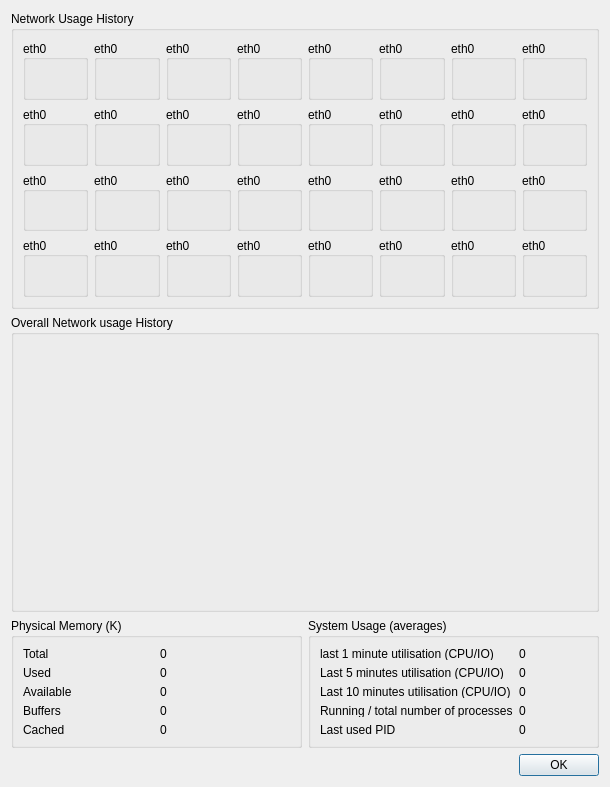
Old version of the form ui/networkinformation.ui in the repository inspectC/linux-process-explorer.
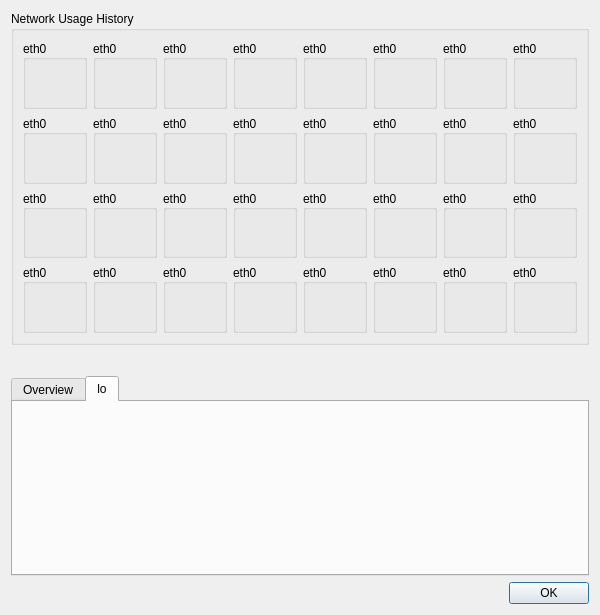
New version of the form. Custom widgets are drawn as their Qt base class.

Commit message: Intermediate check-in

Patch:
```diff
--- a/ui/networkinformation.ui
+++ b/ui/networkinformation.ui
@@ -6,8 +6,8 @@
    <rect>
     <x>0</x>
     <y>0</y>
-    <width>610</width>
-    <height>787</height>
+    <width>600</width>
+    <height>615</height>
    </rect>
   </property>
   <property name="sizePolicy">
@@ -19,9 +19,15 @@
   <property name="windowTitle">
    <string>System Information</string>
   </property>
-  <layout class="QVBoxLayout" name="verticalLayout_33">
+  <layout class="QVBoxLayout" name="verticalLayout_35">
    <item>
     <widget class="QGroupBox" name="groupBox">
+     <property name="sizePolicy">
+      <sizepolicy hsizetype="Preferred" vsizetype="Expanding">
+       <horstretch>0</horstretch>
+       <verstretch>0</verstretch>
+      </sizepolicy>
+     </property>
      <property name="title">
       <string>Network Usage History</string>
      </property>
@@ -1502,400 +1508,78 @@
     </widget>
    </item>
    <item>
-    <widget class="QGroupBox" name="groupBox_2">
-     <property name="title">
-      <string>Overall Network usage History</string>
-     </property>
-     <layout class="QGridLayout" name="gridLayout_3">
-      <property name="margin">
-       <number>2</number>
-      </property>
-      <item row="0" column="0">
-       <widget class="QwtPlot" name="qwtPlotMemoryHist">
-        <property name="sizePolicy">
-         <sizepolicy hsizetype="Preferred" vsizetype="Preferred">
-          <horstretch>0</horstretch>
-          <verstretch>0</verstretch>
-         </sizepolicy>
-        </property>
-        <property name="minimumSize">
-         <size>
-          <width>40</width>
-          <height>40</height>
-         </size>
-        </property>
-        <property name="sizeIncrement">
-         <size>
-          <width>5</width>
-          <height>5</height>
-         </size>
-        </property>
-       </widget>
-      </item>
-     </layout>
-    </widget>
-   </item>
-   <item>
-    <layout class="QHBoxLayout" name="horizontalLayout">
+    <layout class="QVBoxLayout" name="verticalLayout_33">
      <item>
-      <widget class="QGroupBox" name="groupBox_3">
-       <property name="sizePolicy">
-        <sizepolicy hsizetype="Preferred" vsizetype="Preferred">
-         <horstretch>0</horstretch>
-         <verstretch>0</verstretch>
-        </sizepolicy>
-       </property>
-       <property name="maximumSize">
-        <size>
-         <width>16777215</width>
-         <height>130</height>
-        </size>
-       </property>
-       <property name="title">
-        <string>Physical Memory (K)</string>
-       </property>
-       <layout class="QGridLayout" name="gridLayout_2">
-        <item row="0" column="0">
-         <widget class="QLabel" name="label">
-          <property name="minimumSize">
-           <size>
-            <width>40</width>
-            <height>10</height>
-           </size>
-          </property>
-          <property name="text">
-           <string>Total</string>
-          </property>
-         </widget>
-        </item>
-        <item row="0" column="1">
-         <widget class="QLabel" name="memTotal">
-          <property name="sizePolicy">
-           <sizepolicy hsizetype="Minimum" vsizetype="Preferred">
-            <horstretch>0</horstretch>
-            <verstretch>0</verstretch>
-           </sizepolicy>
-          </property>
-          <property name="minimumSize">
-           <size>
-            <width>40</width>
-            <height>10</height>
-           </size>
-          </property>
-          <property name="baseSize">
-           <size>
-            <width>60</width>
-            <height>0</height>
-           </size>
-          </property>
-          <property name="text">
-           <string>0</string>
-          </property>
-         </widget>
-        </item>
-        <item row="1" column="0">
-         <widget class="QLabel" name="label_3">
-          <property name="minimumSize">
-           <size>
-            <width>40</width>
-            <height>10</height>
-           </size>
-          </property>
-          <property name="text">
-           <string>Used</string>
-          </property>
-         </widget>
-        </item>
-        <item row="1" column="1">
-         <widget class="QLabel" name="memUsed">
-          <property name="minimumSize">
-           <size>
-            <width>40</width>
-            <height>10</height>
-           </size>
-          </property>
-          <property name="text">
-           <string>0</string>
-          </property>
-         </widget>
-        </item>
-        <item row="2" column="0">
-         <widget class="QLabel" name="label_2">
-          <property name="minimumSize">
-           <size>
-            <width>40</width>
-            <height>10</height>
-           </size>
-          </property>
-          <property name="text">
-           <string>Available</string>
-          </property>
-         </widget>
-        </item>
-        <item row="2" column="1">
-         <widget class="QLabel" name="memAvailable">
-          <property name="minimumSize">
-           <size>
-            <width>40</width>
-            <height>10</height>
-           </size>
-          </property>
-          <property name="text">
-           <string>0</string>
-          </property>
-         </widget>
-        </item>
-        <item row="3" column="0">
-         <widget class="QLabel" name="label_4">
-          <property name="minimumSize">
-           <size>
-            <width>40</width>
-            <height>10</height>
-           </size>
-          </property>
-          <property name="text">
-           <string>Buffers</string>
-          </property>
-         </widget>
-        </item>
-        <item row="3" column="1">
-         <widget class="QLabel" name="memBuffers">
-          <property name="minimumSize">
-           <size>
-            <width>40</width>
-            <height>10</height>
-           </size>
-          </property>
-          <property name="text">
-           <string>0</string>
-          </property>
-         </widget>
-        </item>
-        <item row="4" column="0">
-         <widget class="QLabel" name="label_5">
-          <property name="minimumSize">
-           <size>
-            <width>40</width>
-            <height>10</height>
-           </size>
-          </property>
-          <property name="text">
-           <string>Cached</string>
-          </property>
-         </widget>
-        </item>
-        <item row="4" column="1">
-         <widget class="QLabel" name="memCached">
-          <property name="minimumSize">
-           <size>
-            <width>40</width>
-            <height>10</height>
-           </size>
-          </property>
-          <property name="text">
-           <string>0</string>
-          </property>
-         </widget>
-        </item>
-       </layout>
-      </widget>
-     </item>
-     <item>
-      <widget class="QGroupBox" name="groupBox_4">
-       <property name="sizePolicy">
-        <sizepolicy hsizetype="Preferred" vsizetype="Preferred">
-         <horstretch>0</horstretch>
-         <verstretch>0</verstretch>
-        </sizepolicy>
-       </property>
-       <property name="maximumSize">
-        <size>
-         <width>16777215</width>
-         <height>130</height>
-        </size>
-       </property>
-       <property name="title">
-        <string>System Usage (averages)</string>
-       </property>
-       <layout class="QGridLayout" name="gridLayout_4">
-        <item row="0" column="0">
-         <widget class="QLabel" name="label_6">
-          <property name="minimumSize">
-           <size>
-            <width>40</width>
-            <height>10</height>
-           </size>
-          </property>
-          <property name="text">
-           <string>last 1 minute utilisation (CPU/IO)</string>
-          </property>
-         </widget>
-        </item>
-        <item row="0" column="1">
-         <widget class="QLabel" name="last1minUtil">
-          <property name="sizePolicy">
-           <sizepolicy hsizetype="Minimum" vsizetype="Preferred">
-            <horstretch>0</horstretch>
-            <verstretch>0</verstretch>
-           </sizepolicy>
-          </property>
-          <property name="minimumSize">
-           <size>
-            <width>40</width>
-            <height>10</height>
-           </size>
-          </property>
-          <property name="baseSize">
-           <size>
-            <width>60</width>
-            <height>0</height>
-           </size>
-          </property>
-          <property name="text">
-           <string>0</string>
-          </property>
-         </widget>
-        </item>
-        <item row="1" column="0">
-         <widget class="QLabel" name="label_7">
-          <property name="minimumSize">
-           <size>
-            <width>40</width>
-            <height>10</height>
-           </size>
-          </property>
-          <property name="text">
-           <string>Last 5 minutes utilisation (CPU/IO)</string>
-          </property>
-         </widget>
-        </item>
-        <item row="1" column="1">
-         <widget class="QLabel" name="last5minUtil">
-          <property name="minimumSize">
-           <size>
-            <width>40</width>
-            <height>10</height>
-           </size>
-          </property>
-          <property name="text">
-           <string>0</string>
-          </property>
-         </widget>
-        </item>
-        <item row="2" column="0">
-         <widget class="QLabel" name="ddddd">
-          <property name="minimumSize">
-           <size>
-            <width>40</width>
-            <height>10</height>
-           </size>
-          </property>
-          <property name="text">
-           <string>Last 10 minutes utilisation (CPU/IO)</string>
-          </property>
-         </widget>
-        </item>
-        <item row="2" column="1">
-         <widget class="QLabel" name="last10minUtil">
-          <property name="minimumSize">
-           <size>
-            <width>40</width>
-            <height>10</height>
-           </size>
-          </property>
-          <property name="text">
-           <string>0</string>
-          </property>
-         </widget>
-        </item>
-        <item row="3" column="0">
-         <widget class="QLabel" name="label_9">
-          <property name="minimumSize">
-           <size>
-            <width>40</width>
-            <height>10</height>
-           </size>
-          </property>
-          <property name="text">
-           <string>Running / total number of processes</string>
-          </property>
-         </widget>
-        </item>
-        <item row="3" column="1">
-         <widget class="QLabel" name="procs">
-          <property name="minimumSize">
-           <size>
-            <width>40</width>
-            <height>10</height>
-           </size>
-          </property>
-          <property name="text">
-           <string>0</string>
-          </property>
-         </widget>
-        </item>
-        <item row="4" column="0">
-         <widget class="QLabel" name="label_10">
-          <property name="minimumSize">
-           <size>
-            <width>40</width>
-            <height>10</height>
-           </size>
-          </property>
-          <property name="text">
-           <string>Last used PID</string>
-          </property>
-         </widget>
-        </item>
-        <item row="4" column="1">
-         <widget class="QLabel" name="lastpid">
-          <property name="minimumSize">
-           <size>
-            <width>40</width>
-            <height>10</height>
-           </size>
-          </property>
-          <property name="text">
-           <string>0</string>
-          </property>
-         </widget>
-        </item>
-       </layout>
-      </widget>
-     </item>
-    </layout>
-   </item>
-   <item>
-    <layout class="QHBoxLayout" name="horizontalLayout_2">
-     <item>
-      <spacer name="horizontalSpacer">
-       <property name="orientation">
-        <enum>Qt::Horizontal</enum>
-       </property>
-       <property name="sizeHint" stdset="0">
-        <size>
-         <width>318</width>
-         <height>20</height>
-        </size>
-       </property>
-      </spacer>
-     </item>
-     <item>
-      <widget class="QDialogButtonBox" name="buttonBox">
-       <property name="sizeIncrement">
+      <widget class="QTabWidget" name="tabWidget">
+       <property name="minimumSize">
         <size>
          <width>0</width>
-         <height>0</height>
+         <height>200</height>
         </size>
        </property>
-       <property name="orientation">
-        <enum>Qt::Horizontal</enum>
+       <property name="maximumSize">
+        <size>
+         <width>16777215</width>
+         <height>150</height>
+        </size>
        </property>
-       <property name="standardButtons">
-        <set>QDialogButtonBox::Ok</set>
+       <property name="currentIndex">
+        <number>1</number>
        </property>
+       <widget class="QWidget" name="tab_5">
+        <attribute name="title">
+         <string>Overview</string>
+        </attribute>
+       </widget>
+       <widget class="QWidget" name="tab_6">
+        <attribute name="title">
+         <string>lo</string>
+        </attribute>
+       </widget>
       </widget>
      </item>
+     <item>
+      <layout class="QHBoxLayout" name="horizontalLayout_2">
+       <property name="topMargin">
+        <number>25</number>
+       </property>
+       <item>
+        <spacer name="horizontalSpacer">
+         <property name="orientation">
+          <enum>Qt::Horizontal</enum>
+         </property>
+         <property name="sizeHint" stdset="0">
+          <size>
+           <width>40</width>
+           <height>20</height>
+          </size>
+         </property>
+        </spacer>
+       </item>
+       <item>
+        <widget class="QDialogButtonBox" name="buttonBox">
+         <property name="maximumSize">
+          <size>
+           <width>16777215</width>
+           <height>60</height>
+          </size>
+         </property>
+         <property name="sizeIncrement">
+          <size>
+           <width>0</width>
+           <height>0</height>
+          </size>
+         </property>
+         <property name="orientation">
+          <enum>Qt::Horizontal</enum>
+         </property>
+         <property name="standardButtons">
+          <set>QDialogButtonBox::Ok</set>
+         </property>
+        </widget>
+       </item>
+      </layout>
+     </item>
     </layout>
    </item>
   </layout>
```
The commit also changes 2 other files.
